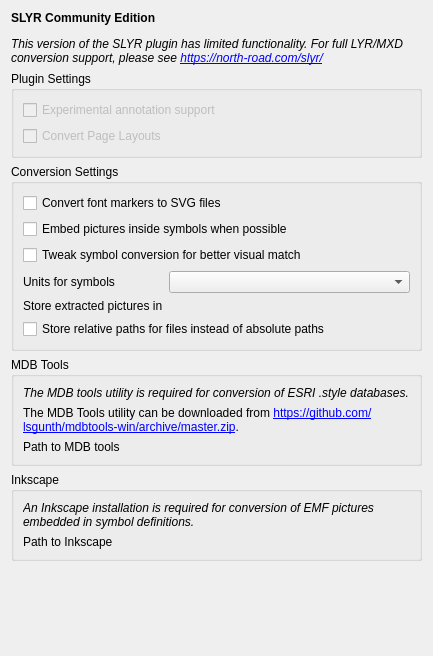
This is slyr_community/qgis_plugin/ui/settings.ui in north-road/slyr as Qt 5 draws it before an edit. The edited form follows.
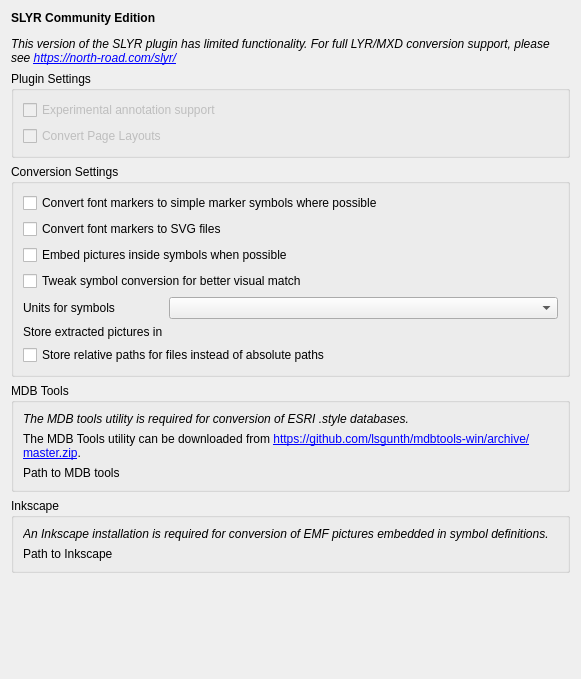
This is the edited form. Custom widgets are drawn as their Qt base class.

Commit message: Port option to auto convert font markers to simple QGIS markers where possible

The edit to the form file:
```diff
--- a/slyr_community/qgis_plugin/ui/settings.ui
+++ b/slyr_community/qgis_plugin/ui/settings.ui
@@ -6,8 +6,8 @@
    <rect>
     <x>0</x>
     <y>0</y>
-    <width>433</width>
-    <height>656</height>
+    <width>581</width>
+    <height>679</height>
    </rect>
   </property>
   <property name="windowTitle">
@@ -65,58 +65,65 @@
       <string>Conversion Settings</string>
      </property>
      <layout class="QGridLayout" name="gridLayout_2" columnstretch="0,1">
+      <item row="4" column="0">
+       <widget class="QLabel" name="label_2">
+        <property name="text">
+         <string>Units for symbols</string>
+        </property>
+       </widget>
+      </item>
+      <item row="5" column="0">
+       <widget class="QLabel" name="label_3">
+        <property name="text">
+         <string>Store extracted pictures in</string>
+        </property>
+       </widget>
+      </item>
+      <item row="3" column="0" colspan="2">
+       <widget class="QCheckBox" name="apply_tweaks">
+        <property name="toolTip">
+         <string>If checked, symbol settings will be tweaked during conversion to result in a closer visual match between ArcGIS rendering and QGIS rendering. If unchecked, symbol settings will be converted exactly, without changes.</string>
+        </property>
+        <property name="text">
+         <string>Tweak symbol conversion for better visual match</string>
+        </property>
+       </widget>
+      </item>
       <item row="4" column="1">
+       <widget class="QComboBox" name="symbol_units"/>
+      </item>
+      <item row="5" column="1">
        <widget class="QgsFileWidget" name="picture_store" native="true">
         <property name="focusPolicy">
          <enum>Qt::StrongFocus</enum>
         </property>
        </widget>
       </item>
-      <item row="4" column="0">
-       <widget class="QLabel" name="label_3">
-        <property name="text">
-         <string>Store extracted pictures in</string>
-        </property>
-       </widget>
-      </item>
-      <item row="3" column="0">
-       <widget class="QLabel" name="label_2">
-        <property name="text">
-         <string>Units for symbols</string>
-        </property>
-       </widget>
-      </item>
-      <item row="5" column="0" colspan="2">
-       <widget class="QCheckBox" name="store_relative">
-        <property name="text">
-         <string>Store relative paths for files instead of absolute paths</string>
-        </property>
-       </widget>
-      </item>
-      <item row="0" column="0" colspan="2">
+      <item row="1" column="0" colspan="2">
        <widget class="QCheckBox" name="convert_font_to_svg">
         <property name="text">
          <string>Convert font markers to SVG files</string>
         </property>
        </widget>
       </item>
-      <item row="3" column="1">
-       <widget class="QComboBox" name="symbol_units"/>
-      </item>
-      <item row="1" column="0" colspan="2">
+      <item row="2" column="0" colspan="2">
        <widget class="QCheckBox" name="embed_pictures">
         <property name="text">
          <string>Embed pictures inside symbols when possible</string>
         </property>
        </widget>
       </item>
-      <item row="2" column="0" colspan="2">
-       <widget class="QCheckBox" name="apply_tweaks">
-        <property name="toolTip">
-         <string>If checked, symbol settings will be tweaked during conversion to result in a closer visual match between ArcGIS rendering and QGIS rendering. If unchecked, symbol settings will be converted exactly, without changes.</string>
+      <item row="6" column="0" colspan="2">
+       <widget class="QCheckBox" name="store_relative">
+        <property name="text">
+         <string>Store relative paths for files instead of absolute paths</string>
         </property>
+       </widget>
+      </item>
+      <item row="0" column="0" colspan="2">
+       <widget class="QCheckBox" name="convert_font_to_simple_marker">
         <property name="text">
-         <string>Tweak symbol conversion for better visual match</string>
+         <string>Convert font markers to simple marker symbols where possible</string>
         </property>
        </widget>
       </item>
```
The commit also changes 1 other file.
